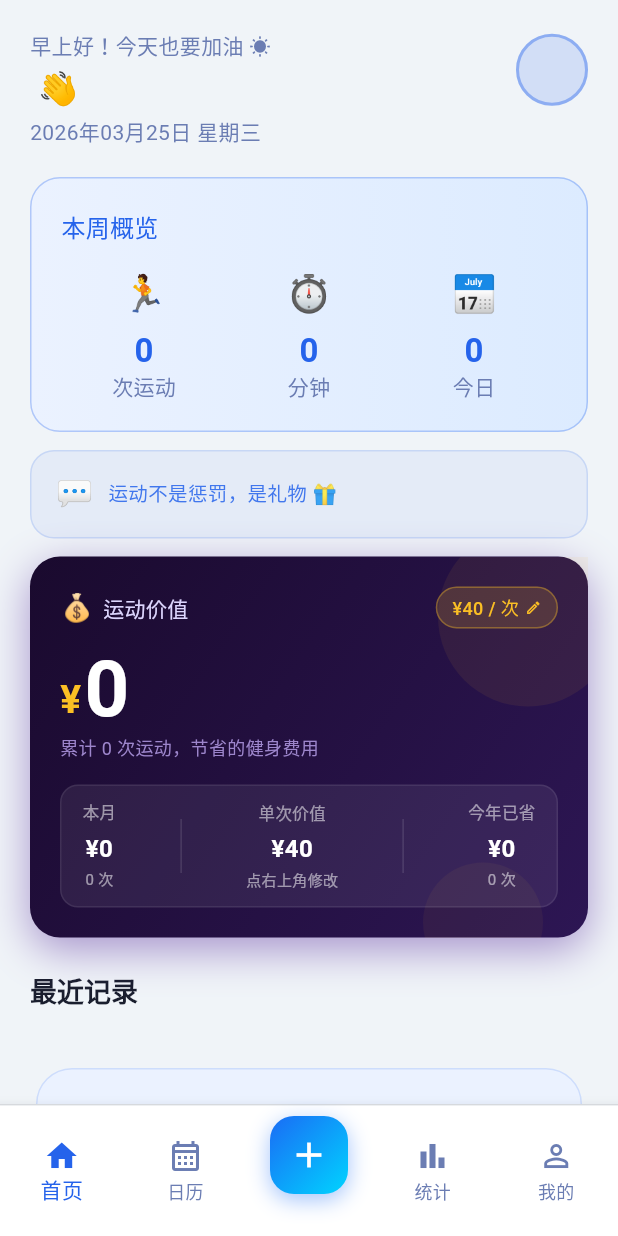
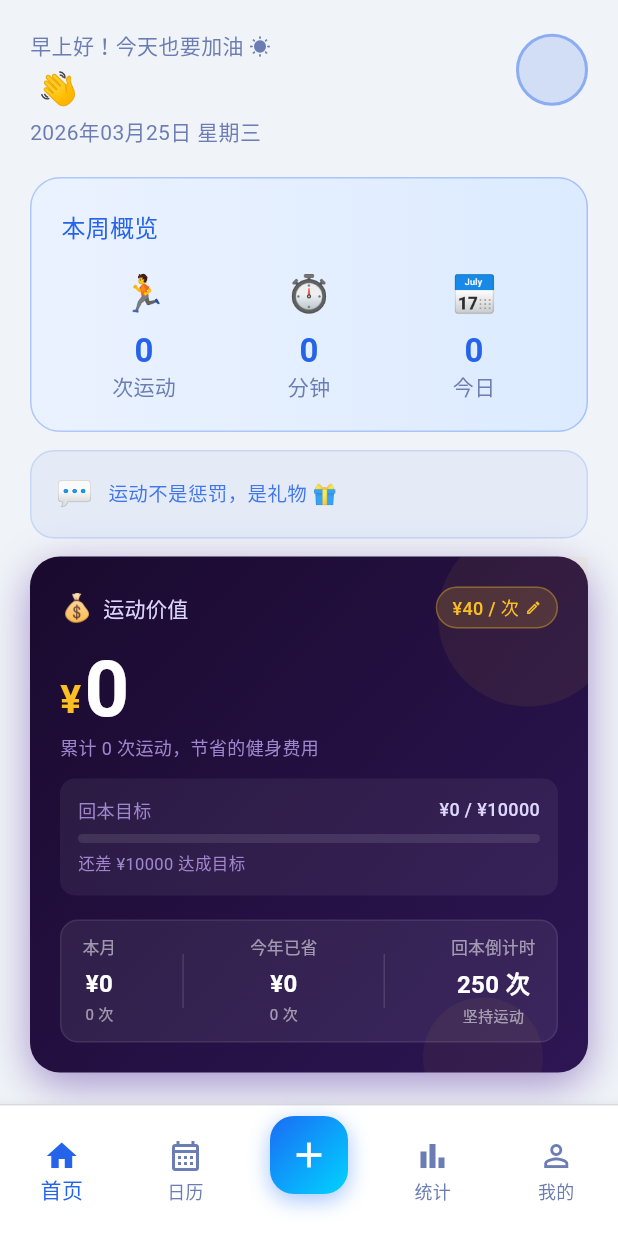
Before and after one commit to menghansun/fitflow, a Flutter app: the screen it shows once a user with an empty profile is signed in, on a phone screen of 412 x 824 dp. Run offline on Flutter 3.47's test engine with Material 3 defaults, Android fonts, the phone set to English and light mode, and no system bars; our stand-ins replace chewie, file_picker, fl_chart, hive, hive_flutter, image_picker and 4 more; missing offline and left inert: google_mlkit_text_recognition; accounts and stored records are empty.

Commit message:
feat: 修复本周统计时区问题，优化运动价值卡片
- 修复日期比较时区问题，避免 UTC 时间被错误统计
- 修复 Switch activeThumbColor 参数兼容性问题
- 运动价值卡片新增回本目标功能（可设置目标和回本倒计时）
- 卡路里标签改用红色区分于健身标签

Co-Authored-By: Claude Opus 4.6 <noreply@anthropic.com>

```diff
--- a/lib/providers/workout_provider.dart
+++ b/lib/providers/workout_provider.dart
@@ -140,12 +140,18 @@ class WorkoutProvider extends ChangeNotifier {
   int getWorkoutCountForPeriod(DateTime start, DateTime end) =>
       _inPeriod(start, end).length;
 
-  List<WorkoutSession> _inPeriod(DateTime start, DateTime end) =>
-      _sessions.where((s) =>
-          s.countsAsWorkout &&
-          !s.date.isBefore(DateTime(start.year, start.month, start.day)) &&
-          !s.date.isAfter(
-              DateTime(end.year, end.month, end.day, 23, 59, 59))).toList();
+  List<WorkoutSession> _inPeriod(DateTime start, DateTime end) {
+    final startDate = DateTime(start.year, start.month, start.day);
+    final endDateTime = DateTime(end.year, end.month, end.day, 23, 59, 59);
+    final result = _sessions.where((s) {
+      // Compare only date components (year, month, day) to avoid timezone issues
+      final sessionDate = DateTime(s.date.year, s.date.month, s.date.day);
+      final before = !sessionDate.isBefore(startDate);
+      final after = !sessionDate.isAfter(endDateTime);
+      return before && after && s.countsAsWorkout;
+    }).toList();
+    return result;
+  }
 
   // ── Stats for chart ────────────────────────────────────
 
--- a/lib/screens/calendar/calendar_screen.dart
+++ b/lib/screens/calendar/calendar_screen.dart
@@ -729,7 +729,7 @@ class _DayCell extends StatelessWidget {
                       if (totalCals > 0)
                         _DayChip(
                           text: '$totalCals千卡',
-                          color: AppColors.gymAccent,
+                          color: const Color(0xFFFF4D4D),
                           isDark: isDark,
                         ),
                       if (totalCals > 0) const SizedBox(height: 2),
--- a/lib/screens/home/home_screen.dart
+++ b/lib/screens/home/home_screen.dart
@@ -220,7 +220,9 @@ class _ValueCard extends StatefulWidget {
 
 class _ValueCardState extends State<_ValueCard> {
   static const String _prefKey = 'price_per_session';
+  static const String _prefKeyTarget = 'target_value';
   int _price = 40;
+  int _targetValue = 10000;
 
   @override
   void initState() {
@@ -230,44 +232,68 @@ class _ValueCardState extends State<_ValueCard> {
 
   Future<void> _loadPrice() async {
     final prefs = await SharedPreferences.getInstance();
-    setState(() => _price = prefs.getInt(_prefKey) ?? 40);
+    setState(() {
+      _price = prefs.getInt(_prefKey) ?? 40;
+      _targetValue = prefs.getInt(_prefKeyTarget) ?? 10000;
+    });
   }
 
   Future<void> _editPrice() async {
-    final ctrl = TextEditingController(text: '$_price');
-    final result = await showDialog<int>(
+    final priceCtrl = TextEditingController(text: '$_price');
+    final targetCtrl = TextEditingController(text: '$_targetValue');
+    final result = await showDialog<bool>(
       context: context,
       builder: (_) => AlertDialog(
-        title: const Text('设置单次价值'),
-        content: TextField(
-          controller: ctrl,
+        title: const Text('设置运动价值'),
+        content: Column(
+          mainAxisSize: MainAxisSize.min,
+          children: [
+            TextField(
+              controller: priceCtrl,
               keyboardType: TextInputType.number,
               autofocus: true,
               decoration: const InputDecoration(
-            prefixText: '¥ ',
+                prefixText: '单次价值 ¥ ',
                 suffixText: '/ 次',
                 hintText: '如 40',
               ),
             ),
+            const SizedBox(height: 16),
+            TextField(
+              controller: targetCtrl,
+              keyboardType: TextInputType.number,
+              decoration: const InputDecoration(
+                prefixText: '回本目标 ¥ ',
+                hintText: '如 10000',
+              ),
+            ),
+          ],
+        ),
         actions: [
           TextButton(
-            onPressed: () => Navigator.pop(context),
+            onPressed: () => Navigator.pop(context, false),
             child: const Text('取消'),
           ),
           TextButton(
-            onPressed: () {
-              final v = int.tryParse(ctrl.text.trim());
-              if (v != null && v > 0) Navigator.pop(context, v);
-            },
+            onPressed: () => Navigator.pop(context, true),
             child: const Text('确定'),
           ),
         ],
       ),
     );
-    if (result != null) {
-      setState(() => _price = result);
+    if (result == true) {
+      final price = int.tryParse(priceCtrl.text.trim());
+      final target = int.tryParse(targetCtrl.text.trim());
+      if (price != null && price > 0) {
+        setState(() => _price = price);
         final prefs = await SharedPreferences.getInstance();
-      await prefs.setInt(_prefKey, result);
+        await prefs.setInt(_prefKey, price);
+      }
+      if (target != null && target > 0) {
+        setState(() => _targetValue = target);
+        final prefs = await SharedPreferences.getInstance();
+        await prefs.setInt(_prefKeyTarget, target);
+      }
     }
   }
 
@@ -275,6 +301,25 @@ class _ValueCardState extends State<_ValueCard> {
   Widget build(BuildContext context) {
     final totalValue = widget.totalSessions * _price;
     final monthValue = widget.monthSessions * _price;
+
+    // 计算回本倒计时
+    String _countdownText() {
+      if (totalValue >= _targetValue) return '已达成';
+      final remaining = _targetValue - totalValue;
+      final sessionsNeeded = (remaining / _price).ceil();
+      // 直接显示数字，更简洁
+      if (sessionsNeeded > 100) {
+        return '$sessionsNeeded 次';
+      } else if (sessionsNeeded > 12) {
+        final months = (sessionsNeeded / 3).ceil();
+        return '$months 个月';
+      } else if (sessionsNeeded > 4) {
+        final weeks = (sessionsNeeded / 1.5).ceil();
+        return '$weeks 周';
+      } else {
+        return '$sessionsNeeded 次';
+      }
+    }
 
     return Container(
       decoration: BoxDecoration(
@@ -403,6 +448,68 @@ class _ValueCardState extends State<_ValueCard> {
                     fontSize: 12,
                   ),
                 ),
+                const SizedBox(height: 12),
+                // 回本目标进度
+                Container(
+                  padding: const EdgeInsets.all(12),
+                  decoration: BoxDecoration(
+                    color: Colors.white.withValues(alpha:0.06),
+                    borderRadius: BorderRadius.circular(10),
+                  ),
+                  child: Column(
+                    crossAxisAlignment: CrossAxisAlignment.start,
+                    children: [
+                      Row(
+                        mainAxisAlignment: MainAxisAlignment.spaceBetween,
+                        children: [
+                          const Text(
+                            '回本目标',
+                            style: TextStyle(
+                              color: Color(0xFF9D86CC),
+                              fontSize: 12,
+                            ),
+                          ),
+                          Text(
+                            '¥$totalValue / ¥$_targetValue',
+                            style: const TextStyle(
+                              color: Color(0xFFDDD6FE),
+                              fontSize: 12,
+                              fontWeight: FontWeight.w500,
+                            ),
+                          ),
+                        ],
+                      ),
+                      const SizedBox(height: 8),
+                      ClipRRect(
+                        borderRadius: BorderRadius.circular(4),
+                        child: LinearProgressIndicator(
+                          value: totalValue > _targetValue
+                              ? 1.0
+                              : totalValue / _targetValue,
+                          backgroundColor: Colors.white.withValues(alpha:0.1),
+                          valueColor: AlwaysStoppedAnimation<Color>(
+                            totalValue >= _targetValue
+                                ? const Color(0xFF34D399)
+                                : const Color(0xFFFBBF24),
+                          ),
+                          minHeight: 6,
+                        ),
+                      ),
+                      const SizedBox(height: 6),
+                      Text(
+                        totalValue >= _targetValue
+                            ? '✅ 已达成目标！'
+                            : '还差 ¥${_targetValue - totalValue} 达成目标',
+                        style: TextStyle(
+                          color: totalValue >= _targetValue
+                              ? const Color(0xFF34D399)
+                              : const Color(0xFF9D86CC),
+                          fontSize: 11,
+                        ),
+                      ),
+                    ],
+                  ),
+                ),
                 const SizedBox(height: 16),
                 Container(
                   padding: const EdgeInsets.symmetric(
@@ -425,16 +532,16 @@ class _ValueCardState extends State<_ValueCard> {
                       Container(
                           width: 1, height: 36, color: Colors.white12),
                       _MiniStat(
-                        label: '单次价值',
-                        value: '¥$_price',
-                        sub: '点右上角修改',
+                        label: '今年已省',
+                        value: '¥${widget.yearSessions * _price}',
+                        sub: '${widget.yearSessions} 次',
                       ),
                       Container(
                           width: 1, height: 36, color: Colors.white12),
                       _MiniStat(
-                        label: '今年已省',
-                        value: '¥${widget.yearSessions * _price}',
-                        sub: '${widget.yearSessions} 次',
+                        label: '回本倒计时',
+                        value: _countdownText(),
+                        sub: totalValue >= _targetValue ? '🎉' : '坚持运动',
                       ),
                     ],
                   ),
--- a/lib/screens/swim/swim_record_screen.dart
+++ b/lib/screens/swim/swim_record_screen.dart
@@ -968,7 +968,6 @@ class _SwimRecordScreenState extends State<SwimRecordScreen> {
                   _heartRateEnabled = v;
                   if (v && _avgHeartRate == null) _avgHeartRate = 120;
                 }),
-                activeThumbColor: Colors.pinkAccent,
               ),
             ],
           ),
@@ -1041,7 +1040,6 @@ class _SwimRecordScreenState extends State<SwimRecordScreen> {
                   _caloriesEnabled = v;
                   if (v && _calories == null) _calories = 400;
                 }),
-                activeThumbColor: AppColors.gymAccent,
               ),
             ],
           ),
```
Lines whose indentation alone changed are shown as unchanged.
